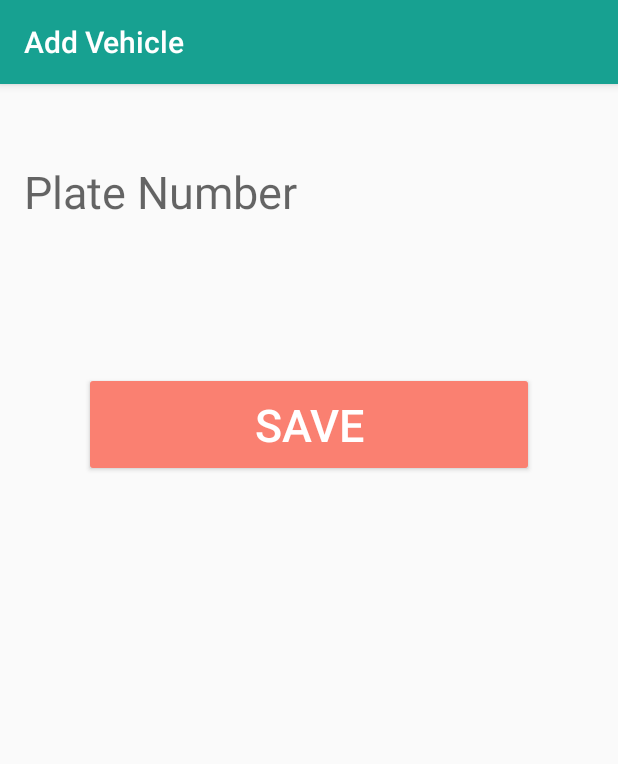
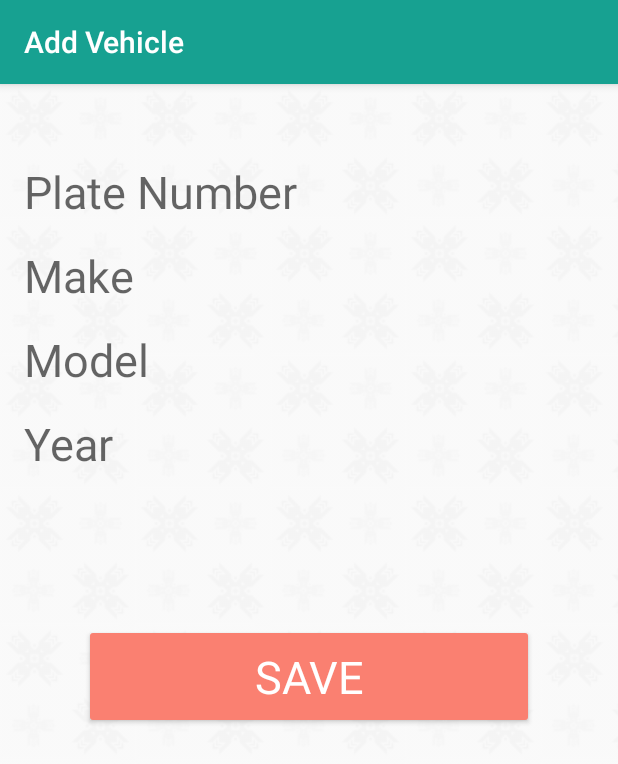
Before and after one commit to zomnilabs/cabtap, an Android app: the AddVehicleActivity screen opened directly, with no data from a screen before it, on a phone screen of 412 x 824 dp. Shown: the top 764 px of the screen. Run offline under Robolectric (Android 15) with nearby library versions, the light colour scheme and no system bars.

Commit message:
added background, fonts, updated pages to change background and fonts

```diff
--- a/app/build.gradle
+++ b/app/build.gradle
@@ -20,12 +20,12 @@ android {
 }
 
 dependencies {
-    compile fileTree(dir: 'libs', include: ['*.jar'])
+    compile fileTree(include: ['*.jar'], dir: 'libs')
     androidTestCompile('com.android.support.test.espresso:espresso-core:2.2.2', {
         exclude group: 'com.android.support', module: 'support-annotations'
     })
     compile 'com.android.support:appcompat-v7:24.2.1'
-    compile "com.android.support:design:24.2.1"
+    compile 'com.android.support:design:24.2.1'
     compile 'com.jakewharton:butterknife:8.4.0'
     compile 'com.google.firebase:firebase-core:9.8.0'
     compile 'com.google.firebase:firebase-auth:9.8.0'
@@ -38,6 +38,7 @@ dependencies {
     compile 'io.reactivex:rxjava:1.1.6'
     testCompile 'junit:junit:4.12'
     annotationProcessor 'com.jakewharton:butterknife-compiler:8.4.0'
+    compile 'uk.co.chrisjenx:calligraphy:2.2.0'
 }
 
 
--- a/app/src/main/java/com/example/alleoindong/cabtap/RegisterActivity.java
+++ b/app/src/main/java/com/example/alleoindong/cabtap/RegisterActivity.java
@@ -83,7 +83,6 @@ public class RegisterActivity extends BaseActivity {
         super.onCreate(savedInstanceState);
         setContentView(R.layout.activity_register);
         setTitle("REGISTRATION");
-        setTitle("Register");
 
         ButterKnife.bind(this);
     }
--- /dev/null
+++ b/app/src/main/res/drawable-mdpi/backrepeat.xml
@@ -0,0 +1,5 @@
+<?xml version="1.0" encoding="utf-8"?>
+<bitmap xmlns:android="http://schemas.android.com/apk/res/android"
+    android:src="@drawable/x_pattern"
+    android:tileMode="repeat"
+    android:alpha="0.3" />
--- a/app/src/main/res/layout/activity_add_vehicle.xml
+++ b/app/src/main/res/layout/activity_add_vehicle.xml
@@ -4,6 +4,7 @@
     android:id="@+id/activity_add_vehicle"
     android:layout_width="match_parent"
     android:layout_height="match_parent"
+    android:background="@drawable/backrepeat"
     android:paddingBottom="@dimen/activity_vertical_margin"
     android:paddingLeft="@dimen/activity_horizontal_margin"
     android:paddingRight="@dimen/activity_horizontal_margin"
@@ -22,12 +23,47 @@
             android:textSize="@dimen/text_size"
             android:id="@+id/text_plate_number"
             android:hint="@string/add_plate"
+            android:textAppearance="@style/TextAppearance.FontPath"
+            android:layout_marginTop="15dp"
+            android:textColor="@color/colorBlack"
+            android:layout_width="match_parent" />
+
+        <TextView
+            android:theme="@style/EditTextStyle"
+            android:layout_height="wrap_content"
+            android:textSize="@dimen/text_size"
+            android:id="@+id/make"
+            android:hint="@string/add_make"
+            android:textAppearance="@style/TextAppearance.FontPath"
+            android:layout_marginTop="15dp"
+            android:textColor="@color/colorBlack"
+            android:layout_width="match_parent" />
+
+        <TextView
+            android:theme="@style/EditTextStyle"
+            android:layout_height="wrap_content"
+            android:textSize="@dimen/text_size"
+            android:id="@+id/model"
+            android:hint="@string/add_model"
+            android:textAppearance="@style/TextAppearance.FontPath"
+            android:layout_marginTop="15dp"
+            android:textColor="@color/colorBlack"
+            android:layout_width="match_parent" />
+
+        <TextView
+            android:theme="@style/EditTextStyle"
+            android:layout_height="wrap_content"
+            android:textSize="@dimen/text_size"
+            android:id="@+id/year"
+            android:hint="@string/add_year"
+            android:textAppearance="@style/TextAppearance.FontPath"
             android:layout_marginTop="15dp"
             android:textColor="@color/colorBlack"
             android:layout_width="match_parent" />
 
         <Button
             android:id="@+id/btn_add_vehicle"
+            android:textAppearance="@style/TextAppearance.FontPath"
             android:theme="@style/DangerButton"
             android:textSize="@dimen/text_size"
             android:layout_gravity="center_horizontal"
--- a/app/src/main/res/layout/activity_admin.xml
+++ b/app/src/main/res/layout/activity_admin.xml
@@ -8,6 +8,7 @@
     android:paddingLeft="@dimen/activity_horizontal_margin"
     android:paddingRight="@dimen/activity_horizontal_margin"
     android:paddingTop="@dimen/activity_vertical_margin"
+    android:background="@drawable/backrepeat"
     tools:context="com.example.alleoindong.cabtap.admin.AdminActivity">
 
     <LinearLayout
@@ -24,6 +25,7 @@
                 android:layout_weight="1"
                 android:id="@+id/btn_driver_maintenance"
                 android:theme="@style/IconButtonsWhite"
+                android:textAppearance="@style/TextAppearance.FontPath"
                 android:textSize="@dimen/text_size_small"
                 android:text="@string/driver_maintenance"
                 android:layout_width="match_parent"
@@ -34,6 +36,7 @@
                 android:layout_weight="1"
                 android:id="@+id/btn_vehicle_maintenance"
                 android:theme="@style/IconButtonsWhite"
+                android:textAppearance="@style/TextAppearance.FontPath"
                 android:textSize="@dimen/text_size_small"
                 android:text="@string/vehicle_maintenance"
                 android:layout_width="match_parent"
@@ -50,6 +53,7 @@
                 android:layout_weight="1"
                 android:id="@+id/btn_expense_tracking"
                 android:theme="@style/IconButtonsWhite"
+                android:textAppearance="@style/TextAppearance.FontPath"
                 android:textSize="@dimen/text_size_small"
                 android:text="@string/expense_tracking"
                 android:layout_width="match_parent"
@@ -60,6 +64,7 @@
                 android:layout_weight="1"
                 android:id="@+id/btn_maintenance"
                 android:theme="@style/IconButtonsWhite"
+                android:textAppearance="@style/TextAppearance.FontPath"
                 android:textSize="@dimen/text_size_small"
                 android:text="@string/maintenance"
                 android:layout_width="match_parent"
@@ -76,6 +81,7 @@
                 android:layout_weight="1"
                 android:id="@+id/btn_reports"
                 android:theme="@style/IconButtonsWhite"
+                android:textAppearance="@style/TextAppearance.FontPath"
                 android:textSize="@dimen/text_size_small"
                 android:text="@string/reports"
                 android:layout_width="wrap_content"
--- a/app/src/main/res/layout/activity_driver_maintenance.xml
+++ b/app/src/main/res/layout/activity_driver_maintenance.xml
@@ -5,6 +5,7 @@
     xmlns:app="http://schemas.android.com/apk/res-auto"
     android:layout_height="match_parent"
     android:layout_width="match_parent"
+    android:background="@drawable/backrepeat"
     tools:context=".admin.DriverMaintenanceActivity">
 
     <android.support.v7.widget.RecyclerView
--- a/app/src/main/res/values/colors.xml
+++ b/app/src/main/res/values/colors.xml
@@ -7,4 +7,5 @@
     <color name="colorWhite">#FFFFFF</color>
     <color name="colorBlack">#000000</color>
     <color name="colorOrange">#FA8071</color>
+    <color name="colorGray">#757575</color>
 </resources>
--- a/app/src/main/res/values/strings.xml
+++ b/app/src/main/res/values/strings.xml
@@ -1,7 +1,7 @@
 <resources>
     <string name="app_name">CabTap</string>
     <string name="app_tag_description">Taking you to your destination..</string>
-    <string name="log_in">LOG IN</string>
+    <string name="log_in">LOGIN</string>
     <string name="register_now">REGISTER NOW!</string>
     <string name="forgot_password">Forgot your password?</string>
     <string name="passenger">PASSENGER</string>
@@ -21,6 +21,9 @@
     <string name="contact_no">Contact Number</string>
     <string name="add_driver">ADD DRIVER</string>
     <string name="add_plate">Plate Number</string>
+    <string name="add_make">Make</string>
+    <string name="add_model">Model</string>
+    <string name="add_year">Year</string>
     <string name="save">SAVE</string>
 
     <!-- TODO: Remove or change this placeholder text -->
--- a/app/src/main/res/values/styles.xml
+++ b/app/src/main/res/values/styles.xml
@@ -7,6 +7,11 @@
 
     <style name="LoginScreen" parent="Theme.AppCompat.Light.NoActionBar">
         <item name="windowNoTitle">true</item>
+    </style>
+
+    <style name="TextAppearance.FontPath" parent="android:TextAppearance">
+        <!-- Custom Attr-->
+        <item name="fontPath">fonts/courier.ttf</item>
     </style>
 
     <!-- Base application theme. -->
```
Also changed, not shown: app/src/main/java/com/example/alleoindong/cabtap/MainActivity.java (+8 -0 lines), app/src/main/res/layout/activity_add_driver.xml (+8 -7 lines), app/src/main/res/layout/activity_login.xml (+6 -2 lines), app/src/main/res/layout/activity_passenger_login.xml (+15 -15 lines), app/src/main/res/layout/activity_register.xml (+12 -9 lines), app/src/main/res/layout/driver_item.xml (+12 -6 lines), app/src/main/assets/fonts/courier.ttf (added), app/src/main/res/drawable-mdpi/x_pattern.png (added).
